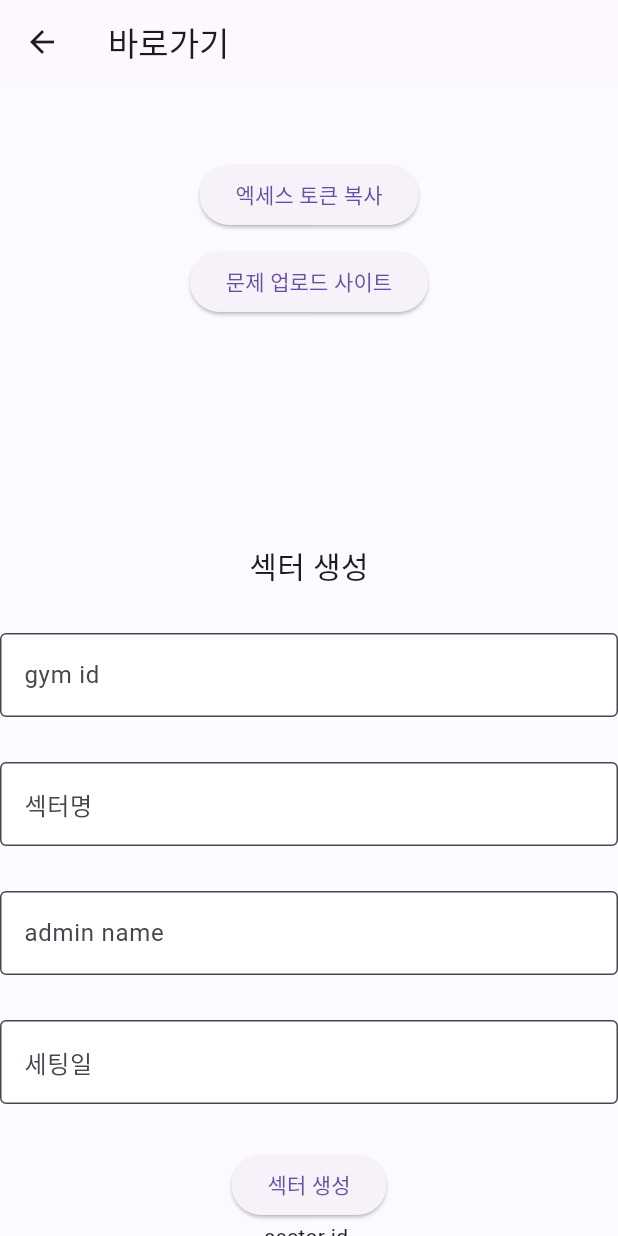
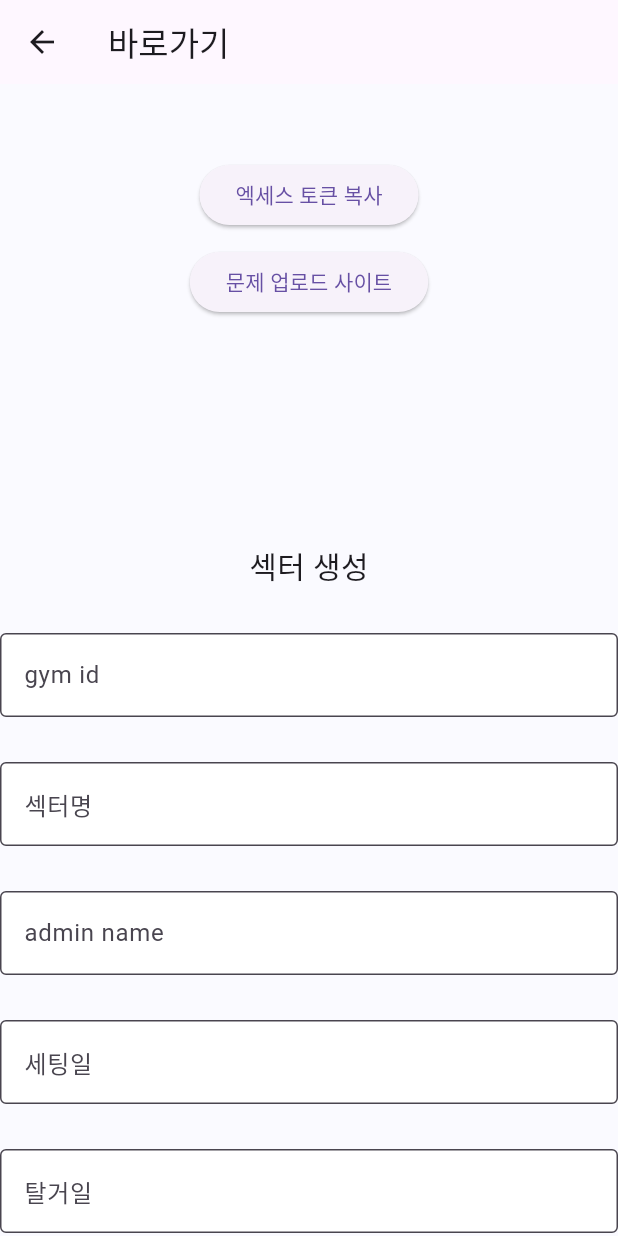
Before and after one commit to hu5768/Flash, a Flutter app: the ReportPage screen opened directly, after a tap on "문제 업로드 사이트", on a phone screen of 412 x 824 dp. Run offline on Flutter 3.47's test engine with Material 3 defaults, Android fonts, the phone set to English and light mode, and no system bars; our stand-ins replace carousel_slider, dio, file_picker, firebase_analytics, firebase_core, flutter_svg and 3 more; missing offline and left inert: dart:html; accounts and stored records are empty.

Commit message:
탈거일 수정

```diff
--- a/lib/view/report/report_page.dart
+++ b/lib/view/report/report_page.dart
@@ -1,7 +1,7 @@
 import 'package:flash/const/Colors/color_group.dart';
 import 'package:flash/controller/login_controller.dart';
 import 'package:flash/controller/sector_controller.dart';
-
+import 'dart:html' as html;
 import 'package:flutter/material.dart';
 import 'package:flutter/services.dart';
 import 'package:get/get.dart';
@@ -9,9 +9,7 @@ import 'package:url_launcher/url_launcher.dart';
 
 class ReportPage extends StatelessWidget {
   ReportPage({super.key});
-  final String reportForm =
-      '제목: [닉네임] 영상 제보합니다!\n영상\n(선택)인스타 계정:  \n(선택)한 줄 평: ex)\n1번 한줄평 : 탑 전 홀드를 잡고 왼발을 오른쪽으로 빼며 카운터 밸런스를 이용하면 쉽게 풀려요! \n3번 한줄평 : 보라치고 쉬워요';
-  final String myEmail = 'flashclimbing3@gmail.com';
+
   var sectorController = Get.put(SectorController());
 
   @override
@@ -39,14 +37,8 @@ class ReportPage extends StatelessWidget {
               const SizedBox(height: 10),
               ElevatedButton(
                 onPressed: () async {
-                  Uri url = Uri.parse(
-                    'https://d297x044mh9gdo.cloudfront.net/',
-                  );
-                  if (await canLaunchUrl(url)) {
-                    await launchUrl(url);
-                  } else {
-                    throw '이 URL을 열 수 없습니다: $url';
-                  }
+                  html.window
+                      .open('https://d297x044mh9gdo.cloudfront.net/', '_blank');
                 },
                 child: const Text('문제 업로드 사이트'),
               ),
@@ -91,6 +83,16 @@ class ReportPage extends StatelessWidget {
                 decoration: const InputDecoration(
                   border: OutlineInputBorder(),
                   labelText: '세팅일',
+                  fillColor: Colors.white, // 배경색을 흰색으로 설정
+                  filled: true, // 배경색을 적용하도록 설정
+                ),
+              ),
+              const SizedBox(height: 30),
+              TextField(
+                controller: sectorController.remoeCon,
+                decoration: const InputDecoration(
+                  border: OutlineInputBorder(),
+                  labelText: '탈거일',
                   fillColor: Colors.white, // 배경색을 흰색으로 설정
                   filled: true, // 배경색을 적용하도록 설정
                 ),
```
Also changed, not shown: lib/controller/sector_controller.dart (+21 -2 lines), 1 other file.
